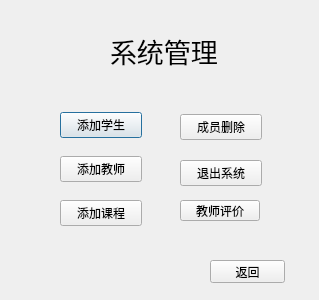
Qt form system.ui (maikelaolin123/111) before a commit.
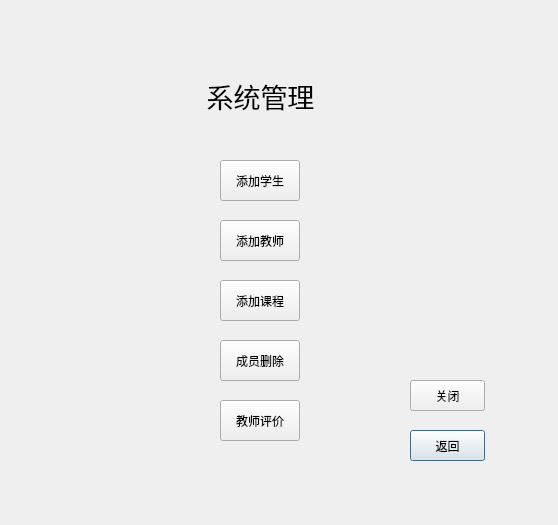
The same form after that commit.

What changed in the file:
```diff
--- a/system.ui
+++ b/system.ui
@@ -6,8 +6,8 @@
    <rect>
     <x>0</x>
     <y>0</y>
-    <width>319</width>
-    <height>300</height>
+    <width>558</width>
+    <height>525</height>
    </rect>
   </property>
   <property name="windowTitle">
@@ -16,10 +16,10 @@
   <widget class="QLabel" name="label">
    <property name="geometry">
     <rect>
-     <x>110</x>
-     <y>30</y>
-     <width>111</width>
-     <height>41</height>
+     <x>120</x>
+     <y>70</y>
+     <width>281</width>
+     <height>51</height>
     </rect>
    </property>
    <property name="font">
@@ -30,39 +30,58 @@
    <property name="text">
     <string>系统管理</string>
    </property>
+   <property name="alignment">
+    <set>Qt::AlignCenter</set>
+   </property>
   </widget>
-  <widget class="QWidget" name="layoutWidget">
+  <widget class="QPushButton" name="btn_return">
    <property name="geometry">
     <rect>
-     <x>60</x>
-     <y>100</y>
-     <width>82</width>
-     <height>141</height>
+     <x>410</x>
+     <y>430</y>
+     <width>75</width>
+     <height>31</height>
     </rect>
    </property>
-   <layout class="QVBoxLayout" name="verticalLayout">
-    <item>
-     <widget class="QPushButton" name="btn_addstu">
-      <property name="sizePolicy">
-       <sizepolicy hsizetype="Expanding" vsizetype="Fixed">
-        <horstretch>0</horstretch>
-        <verstretch>0</verstretch>
-       </sizepolicy>
-      </property>
+   <property name="text">
+    <string>返回</string>
+   </property>
+  </widget>
+  <widget class="QPushButton" name="btn_teacher_evaluation">
+   <property name="geometry">
+    <rect>
+     <x>220</x>
+     <y>400</y>
+     <width>80</width>
+     <height>41</height>
+    </rect>
+   </property>
       <property name="text">
-       <string>添加学生</string>
-      </property>
-     </widget>
-    </item>
-    <item>
+    <string>教师评价</string>
+   </property>
+  </widget>
      <widget class="QPushButton" name="btn_addtea">
+   <property name="geometry">
+    <rect>
+     <x>220</x>
+     <y>220</y>
+     <width>80</width>
+     <height>41</height>
+    </rect>
+   </property>
       <property name="text">
        <string>添加教师</string>
       </property>
      </widget>
-    </item>
-    <item>
      <widget class="QPushButton" name="btn_addcourse">
+   <property name="geometry">
+    <rect>
+     <x>220</x>
+     <y>280</y>
+     <width>80</width>
+     <height>41</height>
+    </rect>
+   </property>
       <property name="sizePolicy">
        <sizepolicy hsizetype="Minimum" vsizetype="Fixed">
         <horstretch>0</horstretch>
@@ -73,59 +92,49 @@
        <string>添加课程</string>
       </property>
      </widget>
-    </item>
-   </layout>
-  </widget>
-  <widget class="QWidget" name="layoutWidget">
+  <widget class="QPushButton" name="btn_addstu">
    <property name="geometry">
     <rect>
-     <x>180</x>
-     <y>100</y>
-     <width>82</width>
-     <height>101</height>
+     <x>220</x>
+     <y>160</y>
+     <width>80</width>
+     <height>41</height>
     </rect>
    </property>
-   <layout class="QVBoxLayout" name="verticalLayout_2">
-    <item>
+   <property name="sizePolicy">
+    <sizepolicy hsizetype="Expanding" vsizetype="Fixed">
+     <horstretch>0</horstretch>
+     <verstretch>0</verstretch>
+    </sizepolicy>
+   </property>
+   <property name="text">
+    <string>添加学生</string>
+   </property>
+  </widget>
      <widget class="QPushButton" name="btn_del">
+   <property name="geometry">
+    <rect>
+     <x>220</x>
+     <y>340</y>
+     <width>80</width>
+     <height>41</height>
+    </rect>
+   </property>
       <property name="text">
        <string>成员删除</string>
       </property>
      </widget>
-    </item>
-    <item>
      <widget class="QPushButton" name="btn_cancel">
-      <property name="text">
-       <string>退出系统</string>
-      </property>
-     </widget>
-    </item>
-   </layout>
-  </widget>
-  <widget class="QPushButton" name="btn_return">
    <property name="geometry">
     <rect>
-     <x>210</x>
-     <y>260</y>
+     <x>410</x>
+     <y>380</y>
      <width>75</width>
-     <height>23</height>
+     <height>31</height>
     </rect>
    </property>
    <property name="text">
-    <string>返回</string>
-   </property>
-  </widget>
-  <widget class="QPushButton" name="btn_teacher_evaluation">
-   <property name="geometry">
-    <rect>
-     <x>180</x>
-     <y>200</y>
-     <width>80</width>
-     <height>21</height>
-    </rect>
-   </property>
-   <property name="text">
-    <string>教师评价</string>
+    <string>关闭</string>
    </property>
   </widget>
  </widget>
```
Left out of the diff: 2 changed lines with no effect on the pictures. Lines whose indentation alone changed are shown as unchanged.
